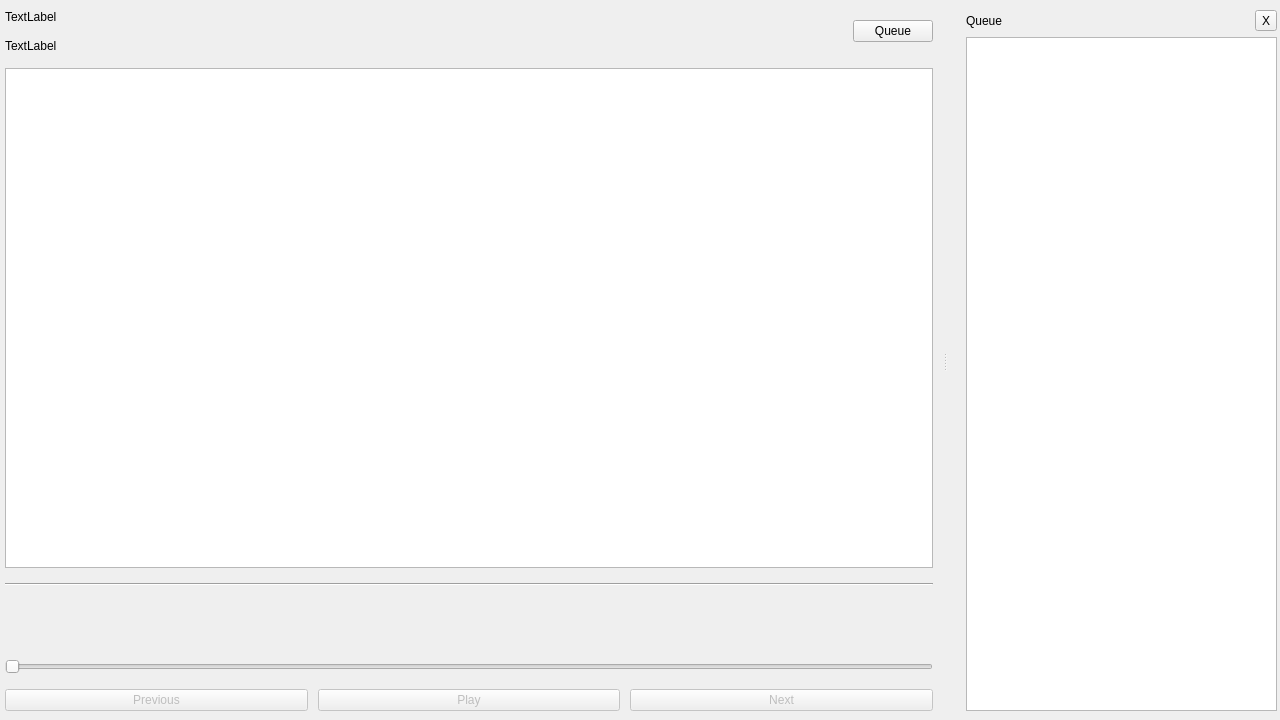
The window that playlist.ui (lonskyne/crescendo) describes before a commit, drawn with Qt 5.
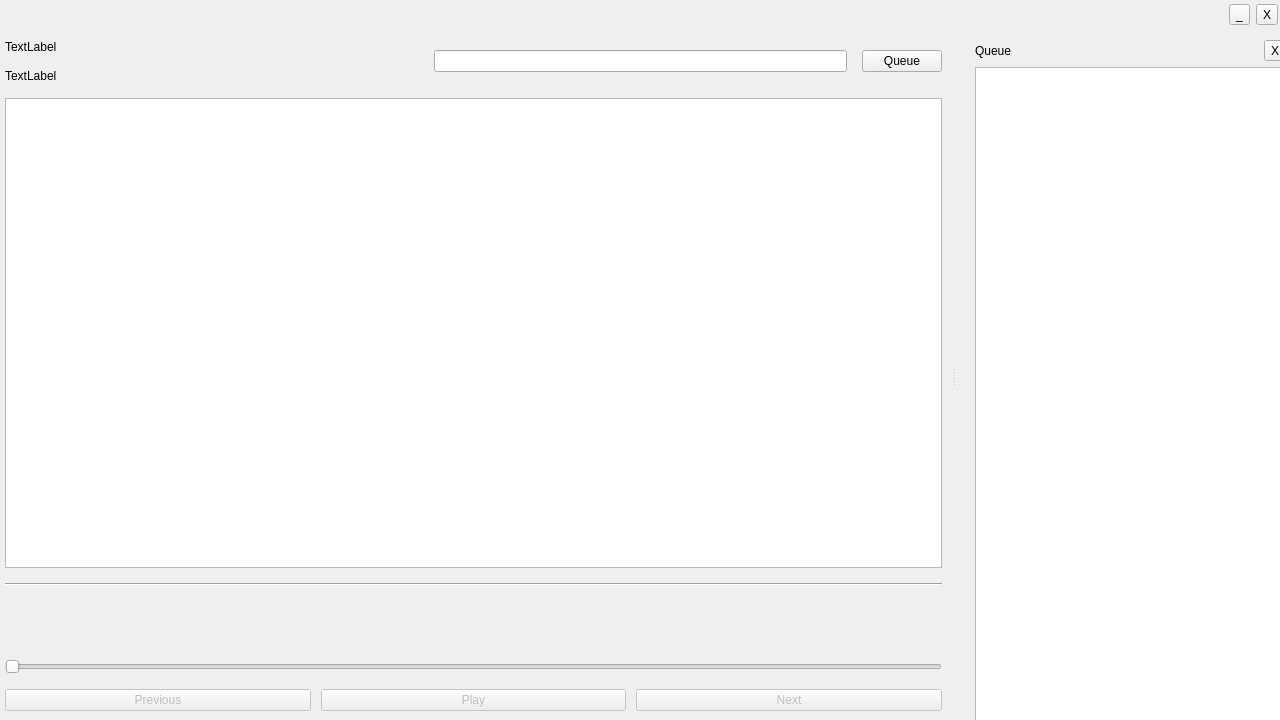
The same window after the commit.

Commit message: Improve visuals and add custom title bar

```diff
--- a/playlist.ui
+++ b/playlist.ui
@@ -14,13 +14,49 @@
    <string>MainWindow</string>
   </property>
   <widget class="QWidget" name="centralwidget">
+   <widget class="QWidget" name="widget_title_bar" native="true">
+    <property name="geometry">
+     <rect>
+      <x>-1</x>
+      <y>-1</y>
+      <width>1281</width>
+      <height>31</height>
+     </rect>
+    </property>
+    <widget class="QWidget" name="horizontalLayoutWidget_4">
+     <property name="geometry">
+      <rect>
+       <x>1230</x>
+       <y>0</y>
+       <width>51</width>
+       <height>31</height>
+      </rect>
+     </property>
+     <layout class="QHBoxLayout" name="horizontalLayout_title_bar_buttons">
+      <item>
+       <widget class="QToolButton" name="toolButton_minimise_app">
+        <property name="text">
+         <string>_</string>
+        </property>
+       </widget>
+      </item>
+      <item>
+       <widget class="QToolButton" name="toolButton_close_app">
+        <property name="text">
+         <string>X</string>
+        </property>
+       </widget>
+      </item>
+     </layout>
+    </widget>
+   </widget>
    <widget class="QSplitter" name="splitter">
     <property name="geometry">
      <rect>
       <x>-5</x>
-      <y>0</y>
+      <y>30</y>
       <width>1291</width>
-      <height>721</height>
+      <height>691</height>
      </rect>
     </property>
     <property name="maximumSize">
@@ -84,6 +120,9 @@
           </item>
          </layout>
         </item>
+        <item>
+         <widget class="QLineEdit" name="lineEdit_search"/>
+        </item>
         <item>
          <widget class="QPushButton" name="pushButton_view_queue">
           <property name="sizePolicy">
```
The commit also changes 3 other files.
